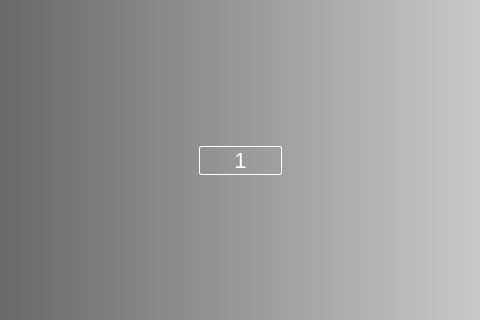
First picture: the form in mainwindow.ui, repository Rem-Ihu/rem-ng-assist, before the edit; both pictures show x 605 to 1085 and y 292 to 612 of the 1280 by 720 pixel window.
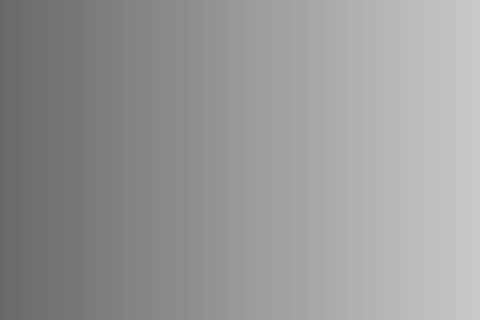
Second picture: the form after the edit. The open tabs and pages were chosen to show the change. Icons and pictures are not drawn.

Commit message: modified username, realtime, and more

Patch:
```diff
--- a/mainwindow.ui
+++ b/mainwindow.ui
@@ -4356,26 +4356,18 @@
                <number>3</number>
               </property>
               <widget class="QWidget" name="history1">
-               <widget class="QPushButton" name="pushButton_20">
-                <property name="geometry">
-                 <rect>
-                  <x>270</x>
-                  <y>420</y>
-                  <width>83</width>
-                  <height>29</height>
-                 </rect>
-                </property>
-                <property name="styleSheet">
-                 <string notr="true">background-color: rgba(255, 0, 0, 0);
-color:white;
-font-size: 22px;
-border: 1px solid white;
-border-radius:2px;</string>
-                </property>
-                <property name="text">
-                 <string>1</string>
-                </property>
-               </widget>
+               <layout class="QGridLayout" name="gridLayout_22">
+                <item row="0" column="0">
+                 <widget class="QFrame" name="frame_hist1">
+                  <property name="frameShape">
+                   <enum>QFrame::StyledPanel</enum>
+                  </property>
+                  <property name="frameShadow">
+                   <enum>QFrame::Raised</enum>
+                  </property>
+                 </widget>
+                </item>
+               </layout>
               </widget>
               <widget class="QWidget" name="history2">
                <widget class="QPushButton" name="pushButton_19">
```
Left out of the diff: 116 changed lines with no effect on the pictures. The commit also changes 2 other files.
